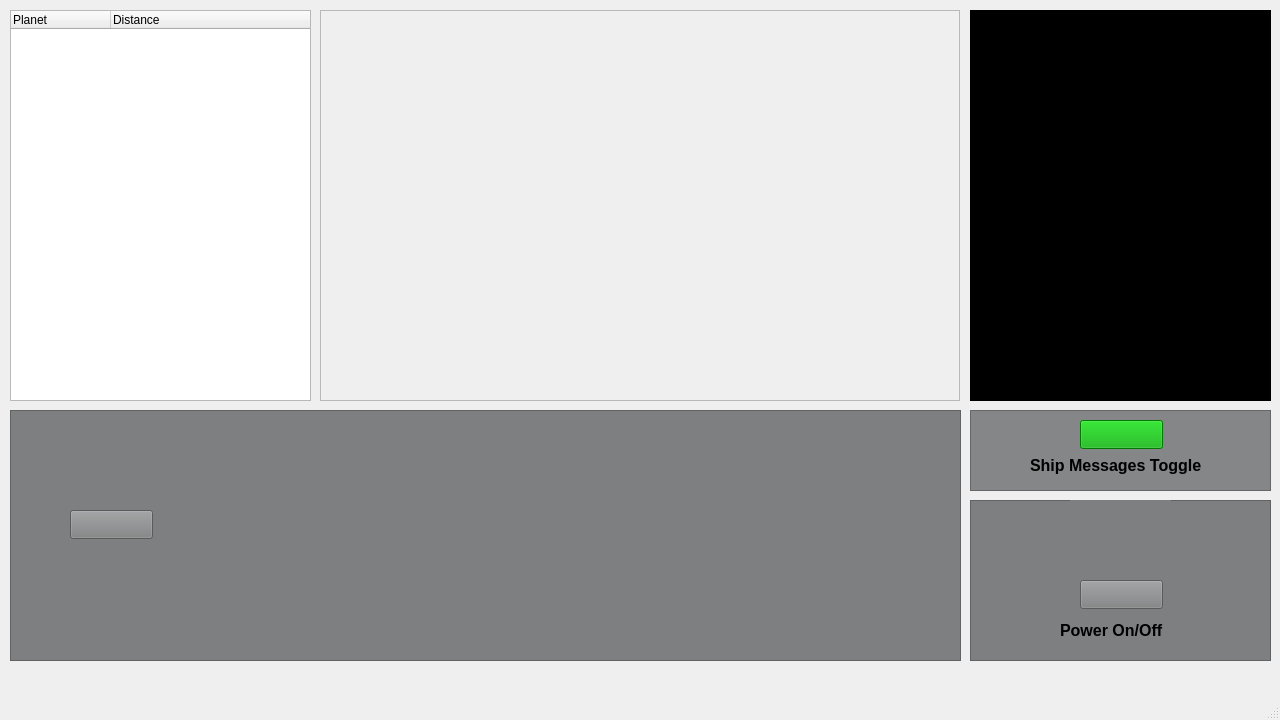
Old version of the form reach_spaceship_controller/mainwindow.ui in the repository SUP3RBOB/project3_section3_group7.
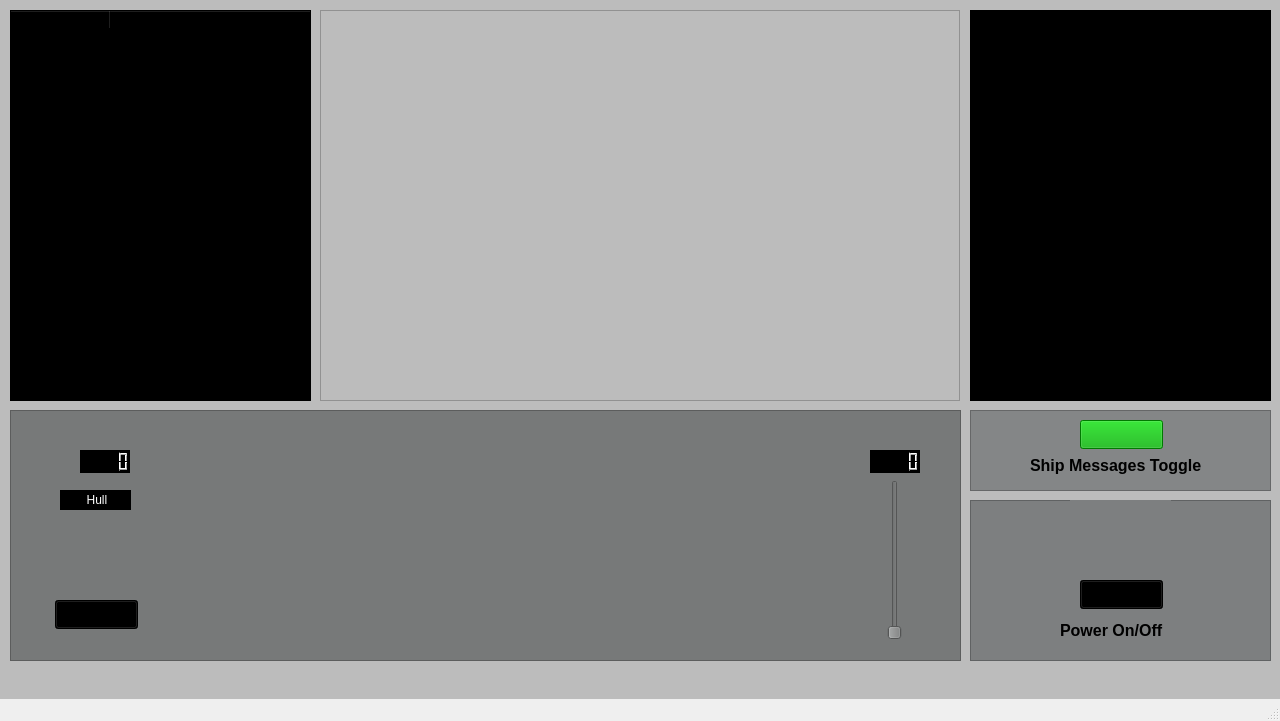
New version of the form. Icons and pictures are not drawn.

Diff of the .ui file:
```diff
--- a/reach_spaceship_controller/mainwindow.ui
+++ b/reach_spaceship_controller/mainwindow.ui
@@ -7,12 +7,15 @@
     <x>0</x>
     <y>0</y>
     <width>1280</width>
-    <height>720</height>
+    <height>721</height>
    </rect>
   </property>
   <property name="windowTitle">
    <string>MainWindow</string>
   </property>
+  <property name="styleSheet">
+   <string notr="true"/>
+  </property>
   <property name="iconSize">
    <size>
     <width>0</width>
@@ -26,6 +29,10 @@
    <enum>QTabWidget::TabShape::Triangular</enum>
   </property>
   <widget class="QWidget" name="centralwidget">
+   <property name="styleSheet">
+    <string notr="true">background-color: rgb(188, 188, 188);
+</string>
+   </property>
    <widget class="QFrame" name="Visual">
     <property name="geometry">
      <rect>
@@ -36,7 +43,7 @@
      </rect>
     </property>
     <property name="autoFillBackground">
-     <bool>true</bool>
+     <bool>false</bool>
     </property>
     <property name="frameShape">
      <enum>QFrame::Shape::StyledPanel</enum>
@@ -281,6 +288,9 @@
        <height>29</height>
       </rect>
      </property>
+     <property name="styleSheet">
+      <string notr="true">background-color: rgb(0, 0, 0);</string>
+     </property>
      <property name="text">
       <string/>
      </property>
@@ -333,6 +343,9 @@
       <height>391</height>
      </rect>
     </property>
+    <property name="styleSheet">
+     <string notr="true">background-color: rgb(0, 0, 0);</string>
+    </property>
     <column>
      <property name="text">
       <string>Planet</string>
@@ -353,8 +366,17 @@
       <height>251</height>
      </rect>
     </property>
+    <property name="font">
+     <font>
+      <bold>false</bold>
+     </font>
+    </property>
+    <property name="autoFillBackground">
+     <bool>false</bool>
+    </property>
     <property name="styleSheet">
-     <string notr="true">background-color: rgb(125, 127, 128);</string>
+     <string notr="true">background-color: rgb(119, 121, 121);
+</string>
     </property>
     <property name="frameShape">
      <enum>QFrame::Shape::StyledPanel</enum>
@@ -365,14 +387,104 @@
     <widget class="QPushButton" name="pushButton_3">
      <property name="geometry">
       <rect>
-       <x>60</x>
-       <y>100</y>
+       <x>45</x>
+       <y>190</y>
        <width>83</width>
        <height>29</height>
       </rect>
      </property>
+     <property name="styleSheet">
+      <string notr="true">background-color: rgb(0, 0, 0);</string>
+     </property>
+     <property name="text">
+      <string>Lights</string>
+     </property>
+    </widget>
+    <widget class="QLabel" name="Lightslight">
+     <property name="geometry">
+      <rect>
+       <x>40</x>
+       <y>110</y>
+       <width>101</width>
+       <height>71</height>
+      </rect>
+     </property>
+     <property name="styleSheet">
+      <string notr="true"/>
+     </property>
      <property name="text">
       <string/>
+     </property>
+     <property name="pixmap">
+      <pixmap resource="ToggleLights.qrc">:/new/prefix1/Images/green light.png</pixmap>
+     </property>
+    </widget>
+    <widget class="QSlider" name="Thruster">
+     <property name="geometry">
+      <rect>
+       <x>860</x>
+       <y>70</y>
+       <width>50</width>
+       <height>160</height>
+      </rect>
+     </property>
+     <property name="autoFillBackground">
+      <bool>false</bool>
+     </property>
+     <property name="orientation">
+      <enum>Qt::Orientation::Vertical</enum>
+     </property>
+    </widget>
+    <widget class="QLCDNumber" name="Thrusterdisplay">
+     <property name="geometry">
+      <rect>
+       <x>860</x>
+       <y>40</y>
+       <width>50</width>
+       <height>23</height>
+      </rect>
+     </property>
+     <property name="styleSheet">
+      <string notr="true">background-color: rgb(0, 0, 0);</string>
+     </property>
+    </widget>
+    <widget class="QLabel" name="label_4">
+     <property name="geometry">
+      <rect>
+       <x>50</x>
+       <y>80</y>
+       <width>71</width>
+       <height>20</height>
+      </rect>
+     </property>
+     <property name="styleSheet">
+      <string notr="true">color: rgb(255, 255, 255);
+background-color: rgb(0, 0, 0);</string>
+     </property>
+     <property name="text">
+      <string>  Hull</string>
+     </property>
+     <property name="textFormat">
+      <enum>Qt::TextFormat::AutoText</enum>
+     </property>
+     <property name="margin">
+      <number>1</number>
+     </property>
+     <property name="indent">
+      <number>20</number>
+     </property>
+    </widget>
+    <widget class="QLCDNumber" name="Hull">
+     <property name="geometry">
+      <rect>
+       <x>70</x>
+       <y>40</y>
+       <width>50</width>
+       <height>23</height>
+      </rect>
+     </property>
+     <property name="styleSheet">
+      <string notr="true">background-color: rgb(0, 0, 0);</string>
      </property>
     </widget>
    </widget>
```
Left out of the diff: 13 changed lines with no effect on the pictures.
